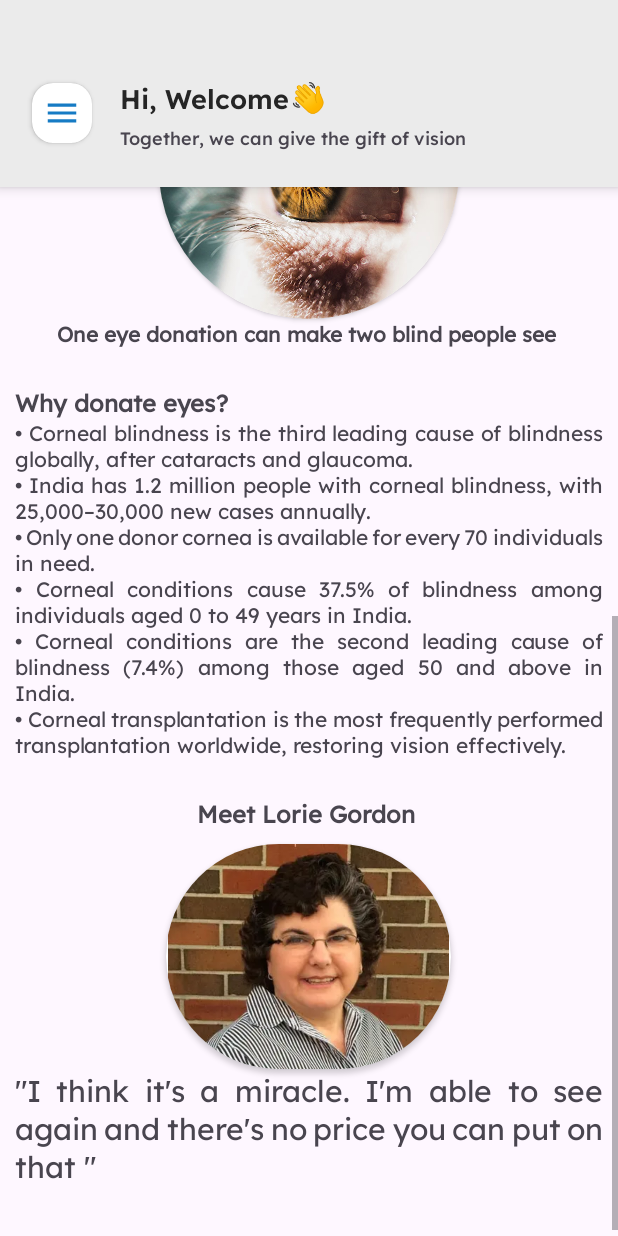
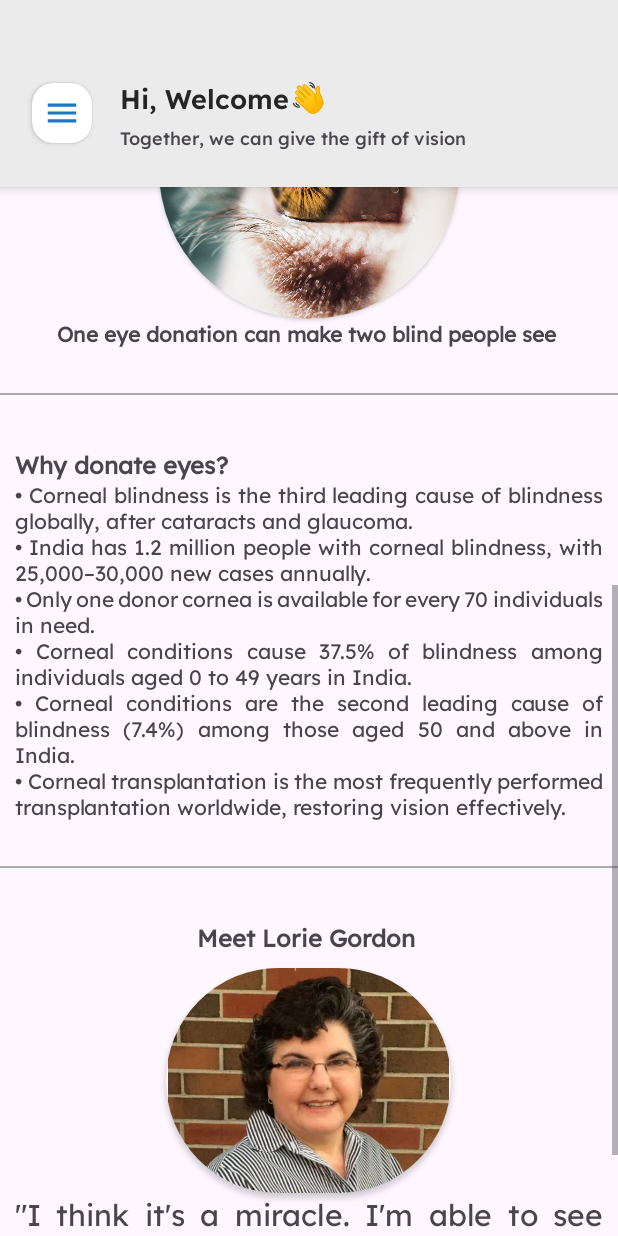
Before and after one commit to iAmAjayTeli/DEEP, an Android app: the MainActivity screen opened directly, with no data from a screen before it, scrolled down 489 dp, on a phone screen of 412 x 824 dp. Run offline under Robolectric (Android 15) with nearby library versions, the phone set to English and light mode, and no system bars; our stand-ins replace data binding.

Commit message:
Home Page UI

```diff
--- a/app/src/main/java/com/example/deep/view/user/MainActivity.kt
+++ b/app/src/main/java/com/example/deep/view/user/MainActivity.kt
@@ -1,5 +1,6 @@
 package com.example.deep.view.user
 
+import android.content.Intent
 import android.os.Bundle
 import androidx.activity.enableEdgeToEdge
 import androidx.appcompat.app.AppCompatActivity
@@ -42,6 +43,15 @@ class MainActivity : AppCompatActivity() {
                 drawerLayout.openDrawer(GravityCompat.START)
             }
 
+            button.setOnClickListener {
+                startActivity(Intent(this@MainActivity, PledgeScreen::class.java))
+            }
+
+            button2.setOnClickListener {
+                startActivity(Intent(this@MainActivity, EyeBankScreen::class.java))
+
+            }
+
 
         }
     }
--- a/app/src/main/res/layout/activity_main.xml
+++ b/app/src/main/res/layout/activity_main.xml
@@ -134,6 +134,7 @@
                             android:id="@+id/imageView"
                             android:layout_width="match_parent"
                             android:layout_height="130dp"
+                            android:padding="10dp"
                             app:srcCompat="@drawable/logo"
                             android:layout_marginTop="30dp"/>
 
@@ -200,6 +201,10 @@
                                 app:srcCompat="@drawable/eye" />
                         </androidx.cardview.widget.CardView>
 
+
+
+
+
                         <TextView
                             android:id="@+id/textView3"
                             android:layout_width="match_parent"
@@ -210,6 +215,15 @@
                             android:text="One eye donation can make two blind people see "
                             android:textAlignment="center"
                             android:textStyle="bold" />
+
+
+                        <View
+                            android:layout_width="match_parent"
+                            android:layout_height="1dp"
+                            android:background="@android:color/darker_gray"
+                            android:layout_marginTop="30dp"
+                            android:layout_marginBottom="10dp" />
+
 
                         <TextView
                             android:id="@+id/textView4"
@@ -231,6 +245,13 @@
                             android:justificationMode="inter_word"
                             android:text="\u2022 Corneal blindness is the third leading cause of blindness globally, after cataracts and glaucoma.\n\u2022 India has 1.2 million people with corneal blindness, with 25,000–30,000 new cases annually.\n\u2022 Only one donor cornea is available for every 70 individuals in need.\n\u2022 Corneal conditions cause 37.5% of blindness among individuals aged 0 to 49 years in India.\n\u2022 Corneal conditions are the second leading cause of blindness (7.4%) among those aged 50 and above in India.\n\u2022 Corneal transplantation is the most frequently performed transplantation worldwide, restoring vision effectively."/>
 
+                        <View
+                            android:layout_width="match_parent"
+                            android:layout_height="1dp"
+                            android:background="@android:color/darker_gray"
+                            android:layout_marginTop="30dp"
+                            android:layout_marginBottom="10dp" />
+
                         <TextView
                             android:id="@+id/textView6"
                             android:layout_marginTop="25dp"
@@ -242,6 +263,8 @@
                             android:layout_height="wrap_content"
                             android:fontFamily="@font/lexend"
                             android:text="Meet Lorie Gordon " />
+
+
 
                         <androidx.cardview.widget.CardView
                             android:layout_width="wrap_content"
@@ -268,7 +291,7 @@
                             android:fontFamily="@font/lexend"
                             android:justificationMode="inter_word"
                             android:textSize="20sp"
-                            android:layout_marginBottom="40dp"
+                            android:layout_marginBottom="50dp"
                             android:text="&quot;I think it's a miracle. I'm able to see again and there's no price you can put on that &quot;" />
 
 
```
Also changed, not shown: app/src/main/res/layout/activity_spalsh_screen.xml (+7 -5 lines).
